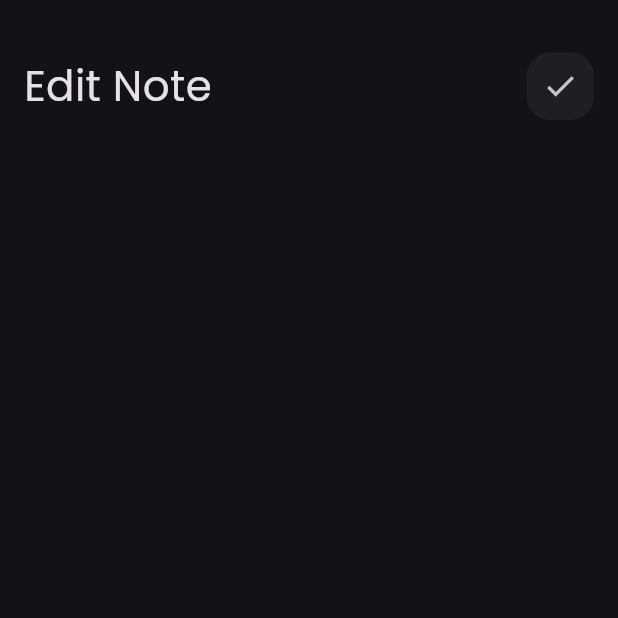
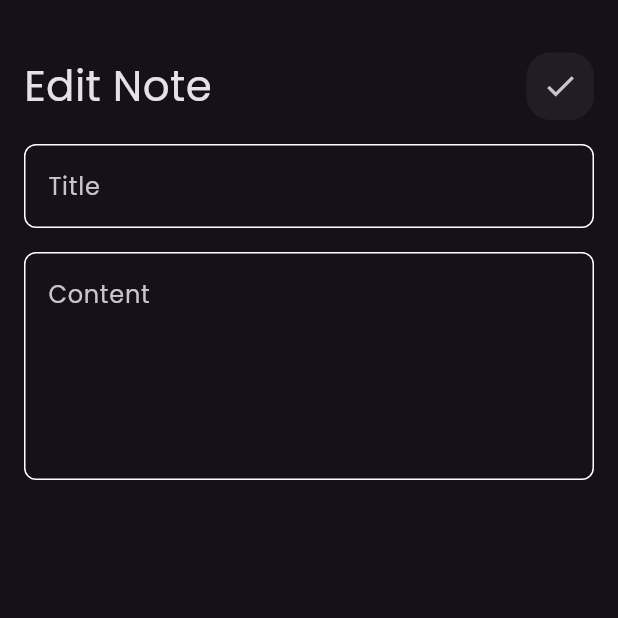
Before and after one commit to Sayed365/notes_app, a Flutter app: the EditNoteView screen opened directly, on a phone screen of 412 x 824 dp, the top half of it. Run offline on Flutter 3.47's test engine with Material 3 defaults, Android fonts, the phone set to English and light mode, and no system bars; our stand-ins replace font_awesome_flutter.

Commit message:
edit noet view ui done

```diff
--- a/lib/views/widgets/edit_note_view_body.dart
+++ b/lib/views/widgets/edit_note_view_body.dart
@@ -1,5 +1,6 @@
 import 'package:flutter/material.dart';
 import 'package:notes_app/views/widgets/custom_app_bar.dart';
+import 'package:notes_app/views/widgets/custom_text_field.dart';
 
 class EditNoteViewBody extends StatelessWidget {
   const EditNoteViewBody({super.key});
@@ -17,6 +18,12 @@ class EditNoteViewBody extends StatelessWidget {
             title: 'Edit Note',
             icon: Icons.check,
           ),
+          SizedBox(height: 16,),
+          CustomTextField(hintText: 'Title'),
+          SizedBox(height: 16,),
+          CustomTextField(hintText: 'Content',
+          maxLines: 5,
+          )
         ],
       ),
     );
```
